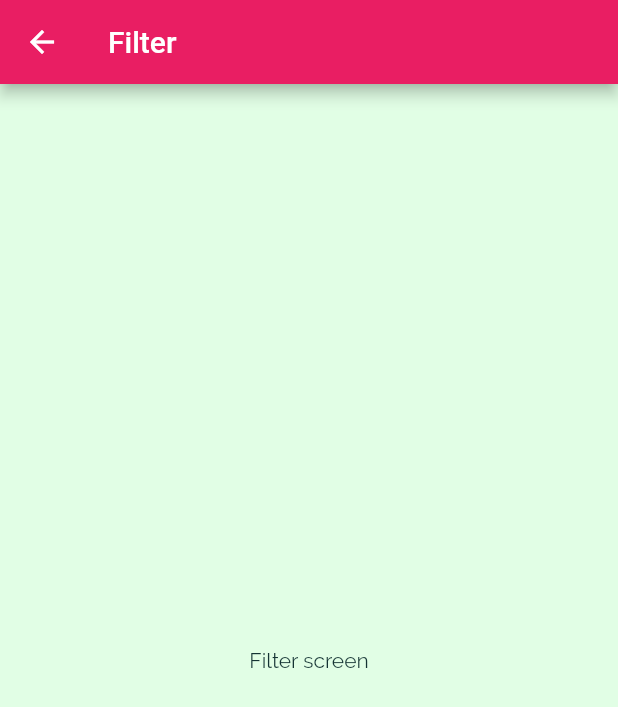
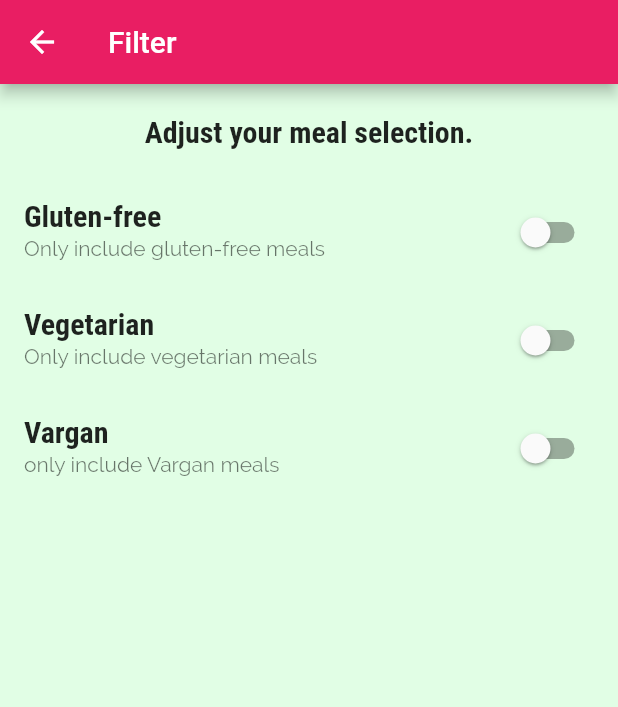
Before and after one commit to amirul12/meal-flutter, a Flutter app: the FilterScreen screen opened by its route, on a phone screen of 412 x 824 dp. Shown: the top 707 px of the screen. Run offline on Flutter 3.47's test engine with Material 2 defaults, Android fonts, the phone set to English and light mode, and no system bars.

Commit message:
28. Adding Filter Switches

```diff
--- a/lib/screens/category_meal_screen.dart
+++ b/lib/screens/category_meal_screen.dart
@@ -33,9 +33,6 @@ class _CategoryMealScreenState extends State<CategoryMealScreen> {
 
   @override
   void initState() {
-
-
-
     super.initState();
   }
 
@@ -65,8 +62,6 @@ class _CategoryMealScreenState extends State<CategoryMealScreen> {
   Widget build(BuildContext context) {
 
 
-
-
     return Scaffold(
         appBar: AppBar(title: Text(title)),
         body: ListView.builder(
--- a/lib/screens/filter_screen.dart
+++ b/lib/screens/filter_screen.dart
@@ -1,14 +1,68 @@
 import 'package:flutter/material.dart';
-class FilterScreen extends StatelessWidget {
+
+class FilterScreen extends StatefulWidget {
   static String routeName = 'filter-screen';
+
+  @override
+  State<FilterScreen> createState() => _FilterScreenState();
+}
+
+class _FilterScreenState extends State<FilterScreen> {
+  bool _glutenFree = false;
+  bool _vegetarian = false;
+  bool _vegan = false;
+  bool lactoseFree = false;
+
+  Widget buildSwitchListTile(String title, String description,
+      bool currentValue, Function(bool) updateValue) {
+    return SwitchListTile(
+      title: Text(title),
+      subtitle: Text(description),
+      value: currentValue,
+      onChanged: updateValue,
+    );
+  }
 
   @override
   Widget build(BuildContext context) {
     return Scaffold(
-      appBar: AppBar(title: Text("Filter "),),
-      body: Center(
-        child: Text("Filter screen"),
-      ),
-    );
+        appBar: AppBar(
+          title: Text("Filter "),
+        ),
+        body: Column(
+          children: [
+            Container(
+              padding: EdgeInsets.all(20),
+              child: Text(
+                "Adjust your meal selection.",
+                style: Theme.of(context).textTheme.subtitle1,
+              ),
+            ),
+            Expanded(
+                child: ListView(
+              children: [
+                buildSwitchListTile("Gluten-free", "Only include gluten-free meals ", _glutenFree, (newVlue){
+                  setState(() {
+                    _glutenFree = newVlue;
+                  });
+                }),
+
+                buildSwitchListTile("Vegetarian", "Only include vegetarian meals", _vegetarian, (value){
+                  setState(() {
+                    _vegetarian = value;
+                  });
+                }),
+
+                buildSwitchListTile("Vargan", "only include Vargan meals", _vegan, (updateValue){
+                  setState(() {
+                    _vegan = updateValue;
+                  });
+                })
+
+
+              ],
+            )),
+          ],
+        ));
   }
 }
```
